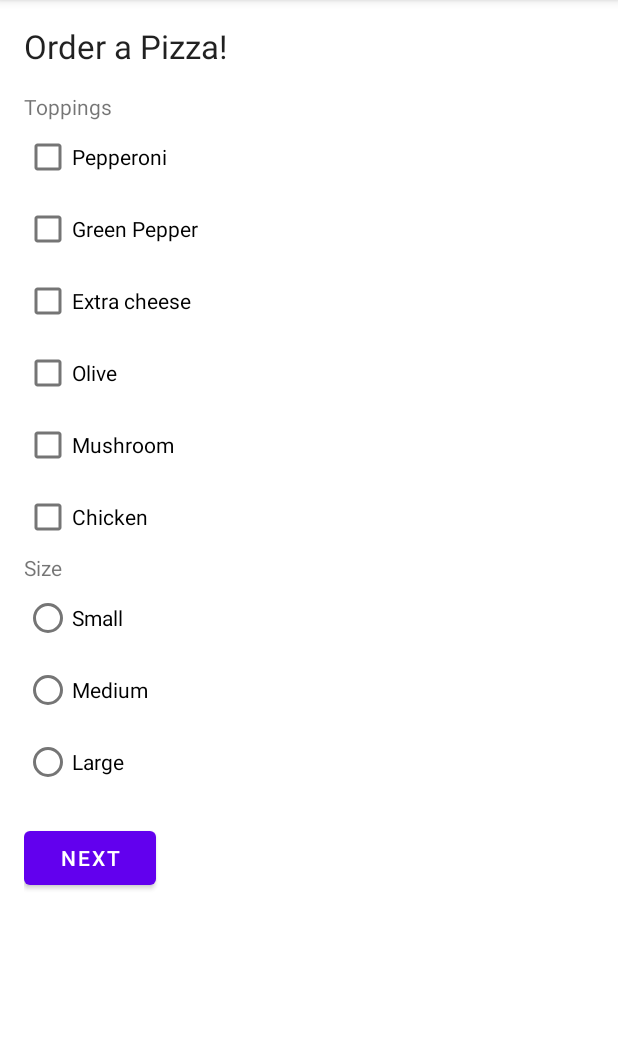
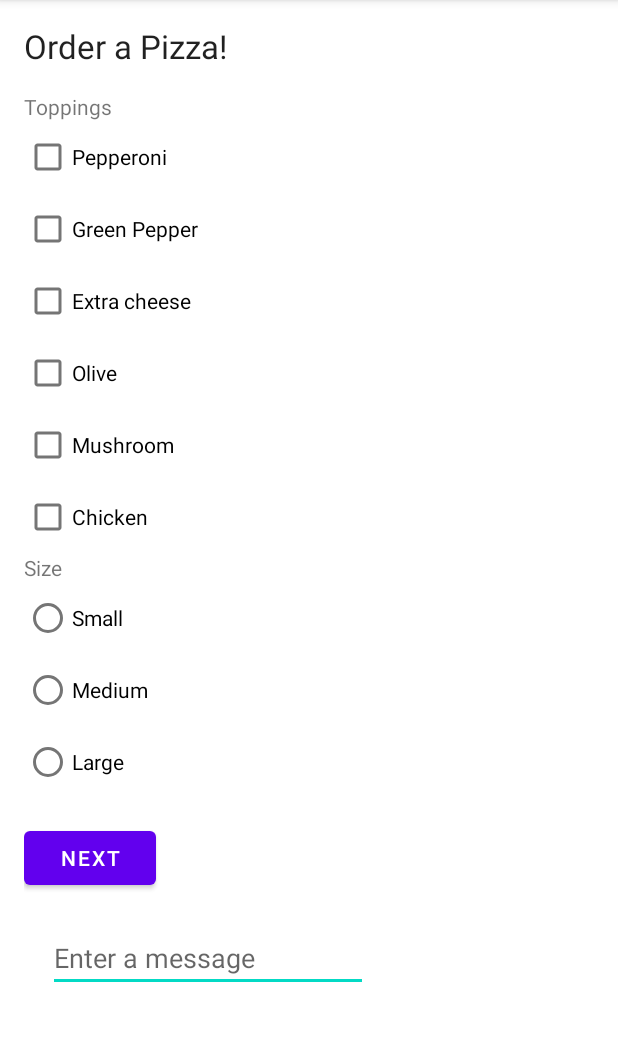
Before and after one commit to jlazer/CIS4280Assignment1, an Android app: the screen it shows after launch (MainActivity), on a phone screen of 412 x 824 dp, the part 84-1125 px from its top. Run offline under Robolectric (Android 15) with nearby library versions, the phone set to English and light mode, and no system bars.

```diff
--- a/app/src/main/java/com/Lazarski/cis4280assignment1/MainActivity.java
+++ b/app/src/main/java/com/Lazarski/cis4280assignment1/MainActivity.java
@@ -2,13 +2,47 @@ package com.Lazarski.cis4280assignment1;
 
 import androidx.appcompat.app.AppCompatActivity;
 
+import android.content.Intent;
 import android.os.Bundle;
+import android.view.View;
+import android.widget.EditText;
+import android.widget.RadioGroup;
+import android.widget.TextView;
+import android.widget.CheckBox;
+import android.widget.Button;
+
+
 
 public class MainActivity extends AppCompatActivity {
+
+    public static final String EXTRA_MESSAGE = "com.Lazarski.cis4280assignment1.MESSAGE";
+    private CheckBox toppingCheckbox1;
+    private CheckBox toppingCheckbox2;
+    private CheckBox toppingCheckbox3;
+    private CheckBox toppingCheckbox4;
+    private CheckBox toppingCheckbox5;
+    private CheckBox toppingCheckbox6;
+    private RadioGroup pizzaSizeRadioGroup;
 
     @Override
     protected void onCreate(Bundle savedInstanceState) {
         super.onCreate(savedInstanceState);
         setContentView(R.layout.activity_main);
     }
+
+    public void sendMessage(View view) {
+        //Do something in response to button
+        Intent intent = new Intent(this, customerPage.class);
+        EditText editText =(EditText) findViewById(R.id.editText);
+        String message = editText.getText().toString();
+        intent.putExtra(EXTRA_MESSAGE, message);
+        startActivity(intent);
+
+
+    }
+
+
+    public void onCheckboxClicked(View view) {
+
+    }
 }
--- a/app/src/main/res/layout/activity_main.xml
+++ b/app/src/main/res/layout/activity_main.xml
@@ -45,10 +45,12 @@
             android:orientation="vertical">
 
             <CheckBox
-                android:id="@+id/checkBox8"
+                android:id="@+id/checkBoxPepperoni"
                 android:layout_width="match_parent"
                 android:layout_height="wrap_content"
-                android:text="@string/checkbox1" />
+                android:text="@string/checkbox1"
+                android:onClick="onCheckboxClicked"/>
+
 
             <CheckBox
                 android:id="@+id/checkBox11"
@@ -126,9 +128,23 @@
                 android:layout_width="wrap_content"
                 android:layout_height="wrap_content"
                 android:layout_marginTop="16dp"
+                android:onClick="sendMessage"
                 android:text="@string/button1"
                 app:layout_constraintStart_toStartOf="parent"
                 app:layout_constraintTop_toBottomOf="@+id/radioGroup1" />
+
+            <EditText
+                android:id="@+id/editText"
+                android:layout_width="wrap_content"
+                android:layout_height="wrap_content"
+                android:layout_marginStart="16dp"
+                android:layout_marginLeft="16dp"
+                android:layout_marginTop="20dp"
+                android:ems="10"
+                android:hint="@string/edit_message"
+                android:inputType="textPersonName"
+                app:layout_constraintStart_toStartOf="parent"
+                app:layout_constraintTop_toBottomOf="@+id/button1" />
         </androidx.constraintlayout.widget.ConstraintLayout>
 
     </LinearLayout>
--- a/app/src/main/res/values/strings.xml
+++ b/app/src/main/res/values/strings.xml
@@ -13,4 +13,5 @@
     <string name="sizeRadioButton3">Large</string>
     <string name="sizeLabel">Size</string>
     <string name="button1">Next</string>
+    <string name="edit_message">Enter a message</string>
 </resources>
```
Also changed, not shown: app/src/main/AndroidManifest.xml (+6 -1 lines), app/src/main/java/com/Lazarski/cis4280assignment1/customerPage.java (+10 -0 lines), app/src/main/res/layout/activity_customer_page.xml (+9 -0 lines).
